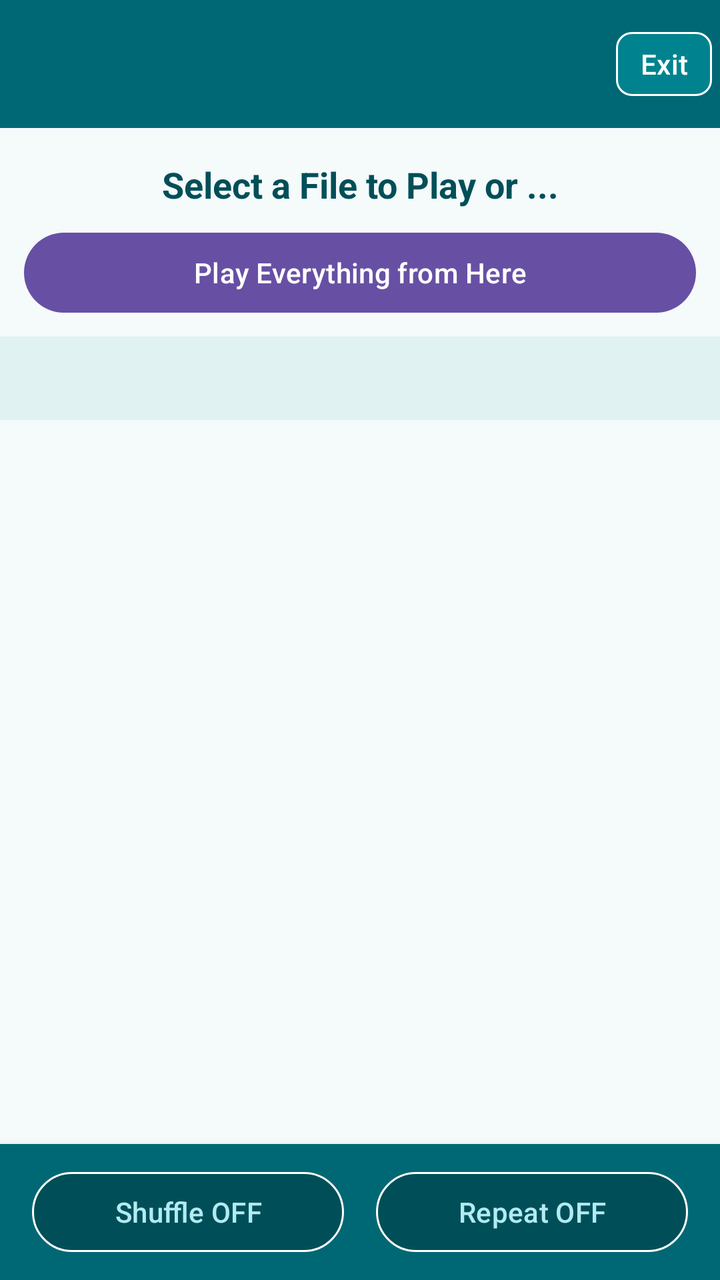
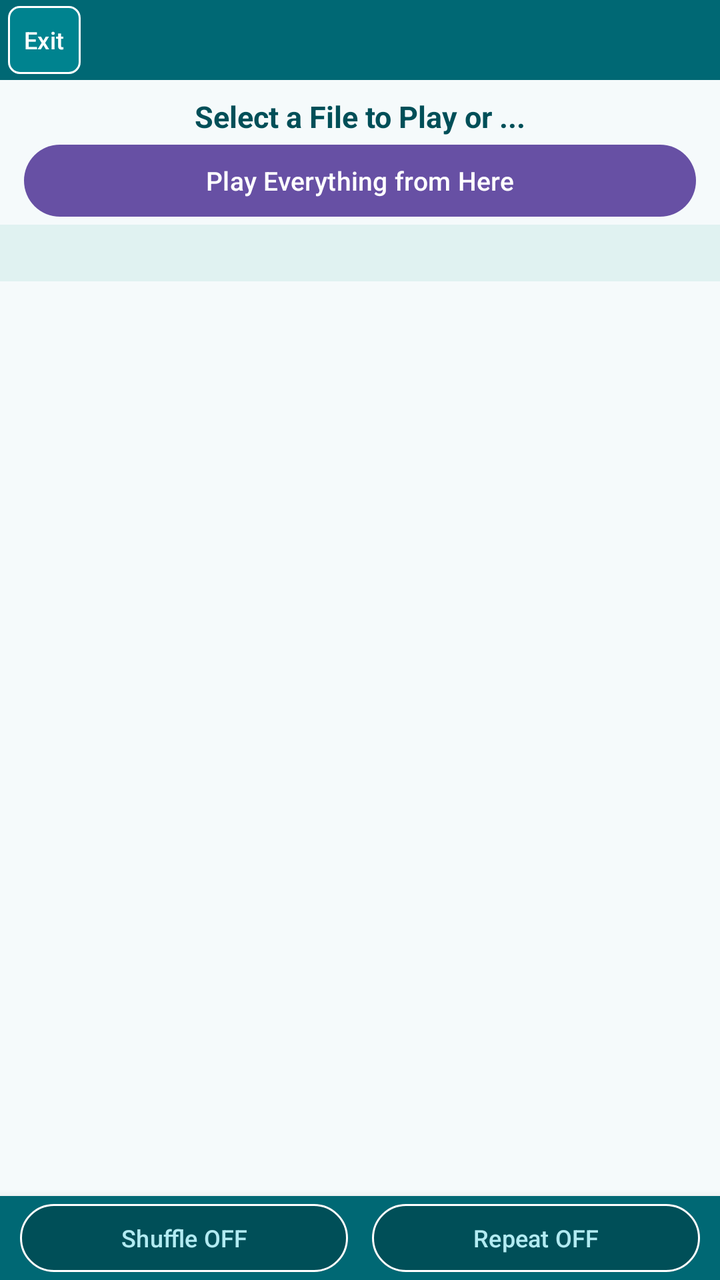

Screens rendered from an Android XML layout before and after an edit, with the pre-edit source and the edit as a unified diff.
<!-- AndroidManifest.xml: activity theme Theme.Muzika -->
<!-- res/layout/activity_main.xml -->
<?xml version="1.0" encoding="utf-8"?>
<LinearLayout xmlns:android="http://schemas.android.com/apk/res/android"
    android:layout_width="match_parent"
    android:layout_height="match_parent"
    android:background="#F5FAFB"
    android:fitsSystemWindows="true"
    android:orientation="vertical">

    <include layout="@layout/include_app_bar" />

    <TextView
        android:id="@+id/textSelectPrompt"
        android:layout_width="match_parent"
        android:layout_height="wrap_content"
        android:gravity="center"
        android:paddingStart="16dp"
        android:paddingTop="16dp"
        android:paddingEnd="16dp"
        android:paddingBottom="8dp"
        android:text="@string/select_file_to_play"
        android:textColor="#004F58"
        android:textSize="18sp"
        android:textStyle="bold" />

    <com.google.android.material.button.MaterialButton
        android:id="@+id/buttonPlayEverything"
        android:layout_width="match_parent"
        android:layout_height="wrap_content"
        android:layout_marginStart="12dp"
        android:layout_marginEnd="12dp"
        android:layout_marginBottom="8dp"
        android:minHeight="48dp"
        android:text="@string/folder_play_all_here"
        android:textAllCaps="false" />

    <TextView
        android:id="@+id/textCurrentPath"
        android:layout_width="match_parent"
        android:layout_height="wrap_content"
        android:background="#E0F2F1"
        android:ellipsize="start"
        android:padding="12dp"
        android:singleLine="true"
        android:textColor="#004F58"
        android:textSize="13sp" />

    <TextView
        android:id="@+id/textMusicCount"
        android:layout_width="match_parent"
        android:layout_height="wrap_content"
        android:paddingStart="12dp"
        android:paddingTop="4dp"
        android:paddingEnd="12dp"
        android:paddingBottom="4dp"
        android:textColor="#006874"
        android:textSize="13sp"
        android:textStyle="bold" />

    <ListView
        android:id="@+id/listFolders"
        android:layout_width="match_parent"
        android:layout_height="0dp"
        android:layout_weight="1"
        android:divider="#CFD8DC"
        android:dividerHeight="1dp" />

    <TextView
        android:id="@+id/textEmpty"
        android:layout_width="match_parent"
        android:layout_height="0dp"
        android:layout_weight="1"
        android:gravity="center"
        android:text="@string/folder_empty"
        android:textColor="#90A4AE"
        android:visibility="gone" />

    <include layout="@layout/include_playback_controls" />
</LinearLayout>
<!-- res/layout/include_app_bar.xml (included above) -->
<?xml version="1.0" encoding="utf-8"?>
<FrameLayout xmlns:android="http://schemas.android.com/apk/res/android"
    xmlns:app="http://schemas.android.com/apk/res-auto"
    android:id="@+id/appBar"
    android:layout_width="match_parent"
    android:layout_height="wrap_content"
    android:background="#006874"
    android:minHeight="?attr/actionBarSize"
    android:paddingStart="4dp"
    android:paddingTop="6dp"
    android:paddingEnd="4dp"
    android:paddingBottom="6dp">

    
    <LinearLayout
        android:layout_width="wrap_content"
        android:layout_height="match_parent"
        android:layout_gravity="start|center_vertical"
        android:gravity="center_vertical"
        android:orientation="horizontal">

        <ImageButton
            android:id="@+id/buttonToolbarBack"
            android:layout_width="48dp"
            android:layout_height="48dp"
            android:background="?attr/selectableItemBackgroundBorderless"
            android:contentDescription="@string/folder_up"
            android:padding="12dp"
            android:scaleType="centerInside"
            android:src="@drawable/ic_toolbar_back"
            android:visibility="gone" />

        <com.google.android.material.button.MaterialButton
            android:id="@+id/buttonMainMenu"
            style="@style/Widget.Material3.Button.OutlinedButton"
            android:layout_width="wrap_content"
            android:layout_height="wrap_content"
            android:minHeight="40dp"
            android:minWidth="0dp"
            android:paddingStart="12dp"
            android:paddingEnd="12dp"
            android:text="@string/action_main_menu"
            android:textAllCaps="false"
            android:textColor="@android:color/white"
            android:textSize="14sp"
            android:visibility="gone"
            app:backgroundTint="#00838F"
            app:cornerRadius="8dp"
            app:strokeColor="@android:color/white"
            app:strokeWidth="1dp" />

        <TextView
            android:id="@+id/textToolbarTitle"
            android:layout_width="wrap_content"
            android:layout_height="wrap_content"
            android:layout_marginStart="8dp"
            android:layout_marginEnd="4dp"
            android:ellipsize="end"
            android:maxWidth="160dp"
            android:maxLines="1"
            android:textColor="@android:color/white"
            android:textSize="18sp"
            android:textStyle="bold" />
    </LinearLayout>

    
    <com.google.android.material.button.MaterialButton
        android:id="@+id/buttonAbout"
        style="@style/Widget.Material3.Button.OutlinedButton"
        android:layout_width="wrap_content"
        android:layout_height="wrap_content"
        android:layout_gravity="center"
        android:minHeight="48dp"
        android:minWidth="0dp"
        android:paddingStart="18dp"
        android:paddingEnd="18dp"
        android:text="@string/action_about"
        android:textAllCaps="false"
        android:textColor="@android:color/white"
        android:textSize="17sp"
        android:textStyle="bold"
        android:visibility="gone"
        app:backgroundTint="#00838F"
        app:cornerRadius="8dp"
        app:strokeColor="@android:color/white"
        app:strokeWidth="1dp" />

    
    <com.google.android.material.button.MaterialButton
        android:id="@+id/buttonExit"
        style="@style/Widget.Material3.Button.OutlinedButton"
        android:layout_width="wrap_content"
        android:layout_height="wrap_content"
        android:layout_gravity="end|center_vertical"
        android:minHeight="40dp"
        android:minWidth="0dp"
        android:paddingStart="12dp"
        android:paddingEnd="12dp"
        android:text="@string/action_exit"
        android:textAllCaps="false"
        android:textColor="@android:color/white"
        android:textSize="14sp"
        app:backgroundTint="#00838F"
        app:cornerRadius="8dp"
        app:strokeColor="@android:color/white"
        app:strokeWidth="1dp" />
</FrameLayout>
<!-- res/layout/include_playback_controls.xml (included above) -->
<?xml version="1.0" encoding="utf-8"?>
<LinearLayout xmlns:android="http://schemas.android.com/apk/res/android"
    xmlns:app="http://schemas.android.com/apk/res-auto"
    android:id="@+id/playbackControlsBar"
    android:layout_width="match_parent"
    android:layout_height="wrap_content"
    android:background="#006874"
    android:elevation="8dp"
    android:gravity="center"
    android:orientation="horizontal"
    android:paddingStart="16dp"
    android:paddingTop="10dp"
    android:paddingEnd="16dp"
    android:paddingBottom="10dp">

    <com.google.android.material.button.MaterialButton
        android:id="@+id/buttonShuffle"
        style="@style/Widget.Material3.Button.OutlinedButton"
        android:layout_width="0dp"
        android:layout_height="wrap_content"
        android:layout_marginEnd="8dp"
        android:layout_weight="1"
        android:checkable="true"
        android:minHeight="48dp"
        android:text="@string/playback_shuffle_off"
        android:textAllCaps="false"
        android:textColor="@color/playback_toggle_text"
        app:backgroundTint="@color/playback_toggle_background"
        app:rippleColor="#40FFFFFF"
        app:strokeColor="@android:color/white"
        app:strokeWidth="1dp" />

    <com.google.android.material.button.MaterialButton
        android:id="@+id/buttonRepeat"
        style="@style/Widget.Material3.Button.OutlinedButton"
        android:layout_width="0dp"
        android:layout_height="wrap_content"
        android:layout_marginStart="8dp"
        android:layout_weight="1"
        android:checkable="true"
        android:minHeight="48dp"
        android:text="@string/playback_repeat_off"
        android:textAllCaps="false"
        android:textColor="@color/playback_toggle_text"
        app:backgroundTint="@color/playback_toggle_background"
        app:rippleColor="#40FFFFFF"
        app:strokeColor="@android:color/white"
        app:strokeWidth="1dp" />
</LinearLayout>
<!-- resources referenced by this layout -->
<resources>
  <!-- drawable ic_toolbar_back (drawable) -->
  <?xml version="1.0" encoding="utf-8"?>
  <vector xmlns:android="http://schemas.android.com/apk/res/android"
      android:width="24dp"
      android:height="24dp"
      android:viewportWidth="24"
      android:viewportHeight="24">
      <path
          android:fillColor="#FFFFFF"
          android:pathData="M20,11H7.83l5.59,-5.59L12,4l-8,8 8,8 1.41,-1.41L7.83,13H20v-2z" />
  </vector>
  <string name="action_about">About</string>
  <string name="action_exit">Exit</string>
  <string name="action_main_menu">Menu</string>
  <string name="folder_empty">Nothing here</string>
  <string name="folder_play_all_here">Play Everything from Here</string>
  <string name="folder_up">Up</string>
  <string name="playback_repeat_off">Repeat OFF</string>
  <string name="playback_shuffle_off">Shuffle OFF</string>
  <string name="select_file_to_play">Select a File to Play or ...</string>
  <style name="Theme.Muzika" parent="Theme.Material3.Light.NoActionBar" />
</resources>

<!-- the commit's change to res/layout/activity_main.xml (unified diff, before → after) -->
@@ -13,13 +13,13 @@
         android:layout_width="match_parent"
         android:layout_height="wrap_content"
         android:gravity="center"
-        android:paddingStart="16dp"
-        android:paddingTop="16dp"
-        android:paddingEnd="16dp"
-        android:paddingBottom="8dp"
+        android:paddingStart="12dp"
+        android:paddingTop="8dp"
+        android:paddingEnd="12dp"
+        android:paddingBottom="4dp"
         android:text="@string/select_file_to_play"
         android:textColor="#004F58"
-        android:textSize="18sp"
+        android:textSize="15sp"
         android:textStyle="bold" />
 
     <com.google.android.material.button.MaterialButton
@@ -28,10 +28,13 @@
         android:layout_height="wrap_content"
         android:layout_marginStart="12dp"
         android:layout_marginEnd="12dp"
-        android:layout_marginBottom="8dp"
-        android:minHeight="48dp"
+        android:layout_marginBottom="4dp"
+        android:insetTop="0dp"
+        android:insetBottom="0dp"
+        android:minHeight="36dp"
         android:text="@string/folder_play_all_here"
-        android:textAllCaps="false" />
+        android:textAllCaps="false"
+        android:textSize="13sp" />
 
     <TextView
         android:id="@+id/textCurrentPath"
@@ -39,21 +42,24 @@
         android:layout_height="wrap_content"
         android:background="#E0F2F1"
         android:ellipsize="start"
-        android:padding="12dp"
+        android:paddingStart="10dp"
+        android:paddingTop="6dp"
+        android:paddingEnd="10dp"
+        android:paddingBottom="6dp"
         android:singleLine="true"
         android:textColor="#004F58"
-        android:textSize="13sp" />
+        android:textSize="12sp" />
 
     <TextView
         android:id="@+id/textMusicCount"
         android:layout_width="match_parent"
         android:layout_height="wrap_content"
-        android:paddingStart="12dp"
-        android:paddingTop="4dp"
-        android:paddingEnd="12dp"
-        android:paddingBottom="4dp"
+        android:paddingStart="10dp"
+        android:paddingTop="2dp"
+        android:paddingEnd="10dp"
+        android:paddingBottom="2dp"
         android:textColor="#006874"
-        android:textSize="13sp"
+        android:textSize="12sp"
         android:textStyle="bold" />
 
     <ListView
@@ -78,112 +84,145 @@
 </LinearLayout>
 <!-- res/layout/include_app_bar.xml (included above) -->
 <?xml version="1.0" encoding="utf-8"?>
-<FrameLayout xmlns:android="http://schemas.android.com/apk/res/android"
+<LinearLayout xmlns:android="http://schemas.android.com/apk/res/android"
     xmlns:app="http://schemas.android.com/apk/res-auto"
     android:id="@+id/appBar"
     android:layout_width="match_parent"
     android:layout_height="wrap_content"
     android:background="#006874"
-    android:minHeight="?attr/actionBarSize"
+    android:gravity="center_vertical"
+    android:minHeight="40dp"
+    android:orientation="horizontal"
     android:paddingStart="4dp"
-    android:paddingTop="6dp"
+    android:paddingTop="3dp"
     android:paddingEnd="4dp"
-    android:paddingBottom="6dp">
-
-    
-    <LinearLayout
-        android:layout_width="wrap_content"
-        android:layout_height="match_parent"
-        android:layout_gravity="start|center_vertical"
-        android:gravity="center_vertical"
-        android:orientation="horizontal">
-
-        <ImageButton
-            android:id="@+id/buttonToolbarBack"
-            android:layout_width="48dp"
-            android:layout_height="48dp"
-            android:background="?attr/selectableItemBackgroundBorderless"
-            android:contentDescription="@string/folder_up"
-            android:padding="12dp"
-            android:scaleType="centerInside"
-            android:src="@drawable/ic_toolbar_back"
-            android:visibility="gone" />
-
-        <com.google.android.material.button.MaterialButton
-            android:id="@+id/buttonMainMenu"
-            style="@style/Widget.Material3.Button.OutlinedButton"
-            android:layout_width="wrap_content"
-            android:layout_height="wrap_content"
-            android:minHeight="40dp"
-            android:minWidth="0dp"
-            android:paddingStart="12dp"
-            android:paddingEnd="12dp"
-            android:text="@string/action_main_menu"
-            android:textAllCaps="false"
-            android:textColor="@android:color/white"
-            android:textSize="14sp"
-            android:visibility="gone"
-            app:backgroundTint="#00838F"
-            app:cornerRadius="8dp"
-            app:strokeColor="@android:color/white"
-            app:strokeWidth="1dp" />
-
-        <TextView
-            android:id="@+id/textToolbarTitle"
-            android:layout_width="wrap_content"
-            android:layout_height="wrap_content"
-            android:layout_marginStart="8dp"
-            android:layout_marginEnd="4dp"
-            android:ellipsize="end"
-            android:maxWidth="160dp"
-            android:maxLines="1"
-            android:textColor="@android:color/white"
-            android:textSize="18sp"
-            android:textStyle="bold" />
-    </LinearLayout>
-
-    
-    <com.google.android.material.button.MaterialButton
-        android:id="@+id/buttonAbout"
-        style="@style/Widget.Material3.Button.OutlinedButton"
-        android:layout_width="wrap_content"
-        android:layout_height="wrap_content"
-        android:layout_gravity="center"
-        android:minHeight="48dp"
+    android:paddingBottom="3dp">
+
+    <ImageButton
+        android:id="@+id/buttonToolbarBack"
+        android:layout_width="36dp"
+        android:layout_height="36dp"
+        android:background="?attr/selectableItemBackgroundBorderless"
+        android:contentDescription="@string/folder_up"
+        android:padding="8dp"
+        android:scaleType="centerInside"
+        android:src="@drawable/ic_toolbar_back"
+        android:visibility="gone" />
+
+    <TextView
+        android:id="@+id/textToolbarTitle"
+        android:layout_width="0dp"
+        android:layout_height="wrap_content"
+        android:layout_marginStart="4dp"
+        android:layout_marginEnd="4dp"
+        android:layout_weight="1"
+        android:ellipsize="end"
+        android:maxLines="1"
+        android:textColor="@android:color/white"
+        android:textSize="15sp"
+        android:textStyle="bold"
+        android:visibility="gone" />
+
+    <com.google.android.material.button.MaterialButton
+        android:id="@+id/buttonMainMenu"
+        style="@style/Widget.Material3.Button.OutlinedButton"
+        android:layout_width="wrap_content"
+        android:layout_height="wrap_content"
+        android:insetTop="0dp"
+        android:insetBottom="0dp"
+        android:minHeight="34dp"
         android:minWidth="0dp"
+        android:paddingStart="8dp"
+        android:paddingEnd="8dp"
+        android:text="@string/action_main_menu"
+        android:textAllCaps="false"
+        android:textColor="@android:color/white"
+        android:textSize="12sp"
+        android:visibility="gone"
+        app:backgroundTint="#00838F"
+        app:cornerRadius="6dp"
+        app:strokeColor="@android:color/white"
+        app:strokeWidth="1dp" />
+
+    <Space
+        android:id="@+id/barSpacerLeft"
+        android:layout_width="0dp"
+        android:layout_height="1dp"
+        android:layout_weight="1"
+        android:visibility="gone" />
+
+    <com.google.android.material.button.MaterialButton
+        android:id="@+id/buttonTogglePlaylist"
+        style="@style/Widget.Material3.Button.OutlinedButton"
+        android:layout_width="wrap_content"
+        android:layout_height="wrap_content"
+        android:insetTop="0dp"
+        android:insetBottom="0dp"
+        android:minHeight="36dp"
+        android:minWidth="128dp"
         android:paddingStart="18dp"
         android:paddingEnd="18dp"
-        android:text="@string/action_about"
-        android:textAllCaps="false"
-        android:textColor="@android:color/white"
-        android:textSize="17sp"
+        android:text="@string/player_show_list"
+        android:textAllCaps="false"
+        android:textColor="@android:color/white"
+        android:textSize="16sp"
         android:textStyle="bold"
         android:visibility="gone"
         app:backgroundTint="#00838F"
-        app:cornerRadius="8dp"
-        app:strokeColor="@android:color/white"
-        app:strokeWidth="1dp" />
-
-    
+        app:cornerRadius="6dp"
+        app:strokeColor="@android:color/white"
+        app:strokeWidth="1dp" />
+
+    <Space
+        android:id="@+id/barSpacerRight"
+        android:layout_width="0dp"
+        android:layout_height="1dp"
+        android:layout_weight="1"
+        android:visibility="gone" />
+
+    <com.google.android.material.button.MaterialButton
+        android:id="@+id/buttonAbout"
+        style="@style/Widget.Material3.Button.OutlinedButton"
+        android:layout_width="wrap_content"
+        android:layout_height="wrap_content"
+        android:layout_marginEnd="4dp"
+        android:insetTop="0dp"
+        android:insetBottom="0dp"
+        android:minHeight="34dp"
+        android:minWidth="0dp"
+        android:paddingStart="8dp"
+        android:paddingEnd="8dp"
+        android:text="@string/action_about"
+        android:textAllCaps="false"
+        android:textColor="@android:color/white"
+        android:textSize="12sp"
+        android:textStyle="bold"
+        android:visibility="gone"
+        app:backgroundTint="#00838F"
+        app:cornerRadius="6dp"
+        app:strokeColor="@android:color/white"
+        app:strokeWidth="1dp" />
+
     <com.google.android.material.button.MaterialButton
         android:id="@+id/buttonExit"
         style="@style/Widget.Material3.Button.OutlinedButton"
         android:layout_width="wrap_content"
         android:layout_height="wrap_content"
-        android:layout_gravity="end|center_vertical"
-        android:minHeight="40dp"
+        android:insetTop="0dp"
+        android:insetBottom="0dp"
+        android:minHeight="34dp"
         android:minWidth="0dp"
-        android:paddingStart="12dp"
-        android:paddingEnd="12dp"
+        android:paddingStart="8dp"
+        android:paddingEnd="8dp"
         android:text="@string/action_exit"
         android:textAllCaps="false"
         android:textColor="@android:color/white"
-        android:textSize="14sp"
-        app:backgroundTint="#00838F"
-        app:cornerRadius="8dp"
-        app:strokeColor="@android:color/white"
-        app:strokeWidth="1dp" />
-</FrameLayout>
+        android:textSize="12sp"
+        app:backgroundTint="#00838F"
+        app:cornerRadius="6dp"
+        app:strokeColor="@android:color/white"
+        app:strokeWidth="1dp" />
+</LinearLayout>
 <!-- res/layout/include_playback_controls.xml (included above) -->
 <?xml version="1.0" encoding="utf-8"?>
 <LinearLayout xmlns:android="http://schemas.android.com/apk/res/android"
@@ -195,23 +234,26 @@
     android:elevation="8dp"
     android:gravity="center"
     android:orientation="horizontal"
-    android:paddingStart="16dp"
-    android:paddingTop="10dp"
-    android:paddingEnd="16dp"
-    android:paddingBottom="10dp">
+    android:paddingStart="10dp"
+    android:paddingTop="4dp"
+    android:paddingEnd="10dp"
+    android:paddingBottom="4dp">
 
     <com.google.android.material.button.MaterialButton
         android:id="@+id/buttonShuffle"
         style="@style/Widget.Material3.Button.OutlinedButton"
         android:layout_width="0dp"
         android:layout_height="wrap_content"
-        android:layout_marginEnd="8dp"
+        android:layout_marginEnd="6dp"
         android:layout_weight="1"
         android:checkable="true"
-        android:minHeight="48dp"
+        android:insetTop="0dp"
+        android:insetBottom="0dp"
+        android:minHeight="34dp"
         android:text="@string/playback_shuffle_off"
         android:textAllCaps="false"
         android:textColor="@color/playback_toggle_text"
+        android:textSize="12sp"
         app:backgroundTint="@color/playback_toggle_background"
         app:rippleColor="#40FFFFFF"
         app:strokeColor="@android:color/white"
@@ -222,13 +264,16 @@
         style="@style/Widget.Material3.Button.OutlinedButton"
         android:layout_width="0dp"
         android:layout_height="wrap_content"
-        android:layout_marginStart="8dp"
+        android:layout_marginStart="6dp"
         android:layout_weight="1"
         android:checkable="true"
-        android:minHeight="48dp"
+        android:insetTop="0dp"
+        android:insetBottom="0dp"
+        android:minHeight="34dp"
         android:text="@string/playback_repeat_off"
         android:textAllCaps="false"
         android:textColor="@color/playback_toggle_text"
+        android:textSize="12sp"
         app:backgroundTint="@color/playback_toggle_background"
         app:rippleColor="#40FFFFFF"
         app:strokeColor="@android:color/white"
<!-- resource entries referenced after the edit -->
@@ -19,6 +19,7 @@
   <string name="folder_up">Up</string>
   <string name="playback_repeat_off">Repeat OFF</string>
   <string name="playback_shuffle_off">Shuffle OFF</string>
+  <string name="player_show_list">List</string>
   <string name="select_file_to_play">Select a File to Play or ...</string>
   <style name="Theme.Muzika" parent="Theme.Material3.Light.NoActionBar" />
 </resources>
